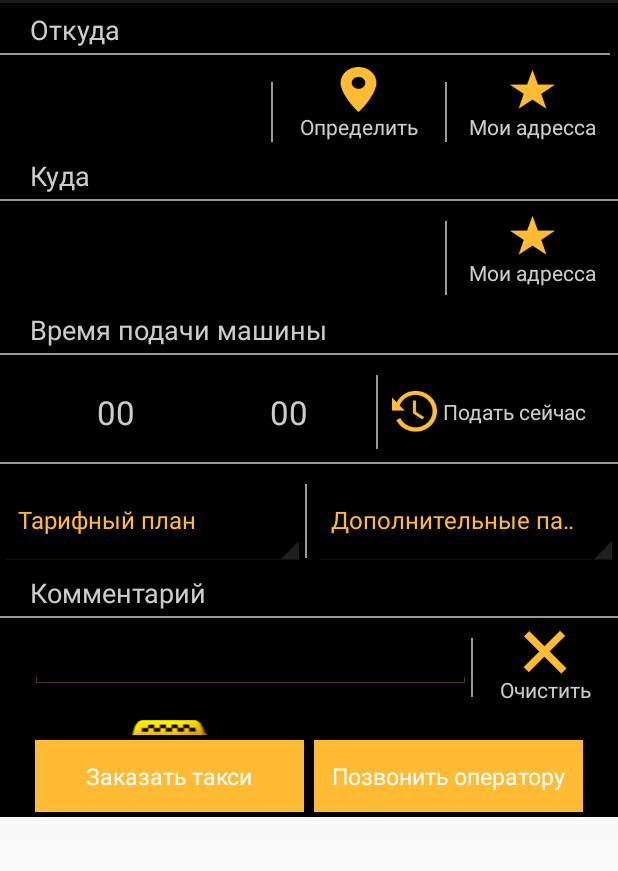
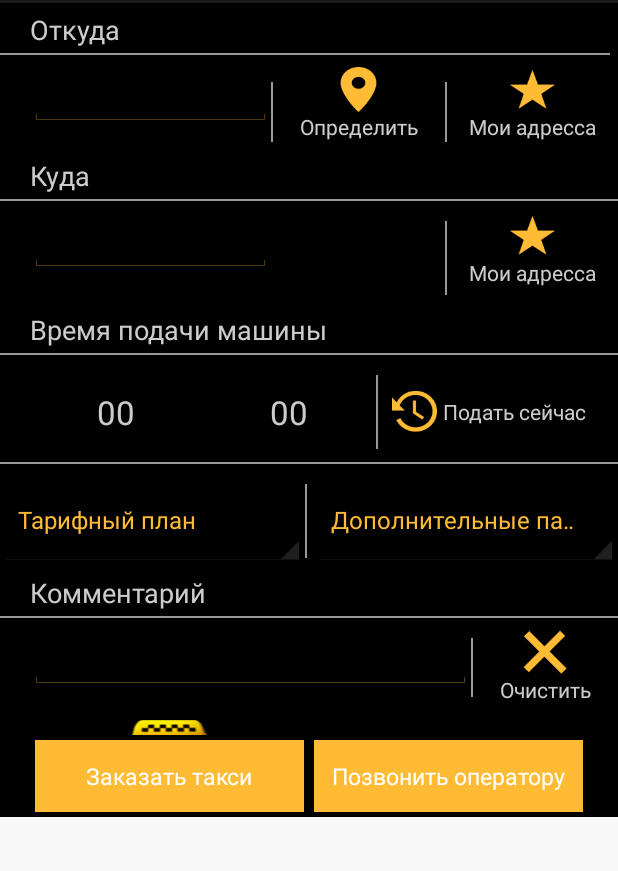
Before and after one commit to Yahor10/moscowTaxi, an Android app: the fragment PageOrder shown on its own in the app's theme, on a phone screen of 412 x 824 dp, the part 69-940 px from its top. Run offline under Robolectric (Android 15) with nearby library versions, the light colour scheme and no system bars; libraries missing offline, so code that uses them is left out: retrofit.client.

Commit message:
update autotextview

```diff
--- a/app/src/main/java/ru/moscowtaxi/android/moscowtaxi/fragments/PageOrder.java
+++ b/app/src/main/java/ru/moscowtaxi/android/moscowtaxi/fragments/PageOrder.java
@@ -105,6 +105,7 @@ public class PageOrder extends Fragment implements View.OnClickListener, GoogleA
         textHour.setOnClickListener(this);
         textMinutes.setOnClickListener(this);
         edtFrom.requestFocus();
+        edtFrom.setThreshold(4);
         edtFrom.setAdapter(new AutoCompleteAdressAdapter(getActivity()));
 //        edtWhere.setAdapter(new AutoCompleteAdressAdapter(getActivity(), R.layout.list_item_autocomplete));
 
--- a/app/src/main/java/ru/moscowtaxi/android/moscowtaxi/preferences/PreferenceKeys.java
+++ b/app/src/main/java/ru/moscowtaxi/android/moscowtaxi/preferences/PreferenceKeys.java
@@ -6,6 +6,7 @@ public class PreferenceKeys {
     public static String KEY_CURRENT_PHONE_NUMBER = "current_phone";
     public static String KEY_CURRENT_HASH = "current_hash";
     public static String KEY_DEVICE_ID = "device_id";
+    public static String KEY_SAVED_PLACES = "saved_places";
 
 
 }
--- a/app/src/main/res/layout/page_order.xml
+++ b/app/src/main/res/layout/page_order.xml
@@ -33,7 +33,7 @@
             android:orientation="horizontal"
             android:paddingLeft="@dimen/page_order_padding_left">
 
-            <AutoCompleteTextView
+            <ru.moscowtaxi.android.moscowtaxi.view.OrangeEditText
                 android:id="@+id/edt_from"
                 android:layout_width="fill_parent"
                 android:layout_height="wrap_content"
@@ -143,7 +143,7 @@
             android:orientation="horizontal"
             android:paddingLeft="@dimen/page_order_padding_left">
 
-            <AutoCompleteTextView
+            <ru.moscowtaxi.android.moscowtaxi.view.OrangeEditText
                 android:id="@+id/edt_where"
                 android:layout_width="fill_parent"
                 android:layout_height="wrap_content"
```
Also changed, not shown: app/src/main/java/ru/moscowtaxi/android/moscowtaxi/helpers/adapters/AutoCompleteAdressAdapter.java (+17 -13 lines), app/src/main/java/ru/moscowtaxi/android/moscowtaxi/preferences/PreferenceUtils.java (+25 -0 lines).
